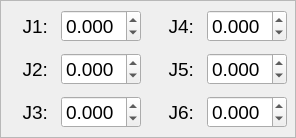
Before: the Qt Designer form src/ar3/src/ar3/ui/joint_controller.ui in kpdudek/Robotics, drawn with Qt 5.
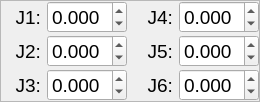
After: the same form once the commit is applied.

Commit message: UI Icons in repo now used

```diff
--- a/src/ar3/src/ar3/ui/joint_controller.ui
+++ b/src/ar3/src/ar3/ui/joint_controller.ui
@@ -6,8 +6,8 @@
    <rect>
     <x>0</x>
     <y>0</y>
-    <width>296</width>
-    <height>138</height>
+    <width>260</width>
+    <height>99</height>
    </rect>
   </property>
   <property name="sizePolicy">
```
The commit also changes 6 other files.
